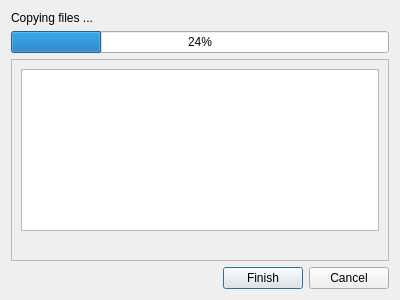
Old version of the form src/app/exportprogressdialog.ui in the repository fmi-basel/faim-cryoflare.
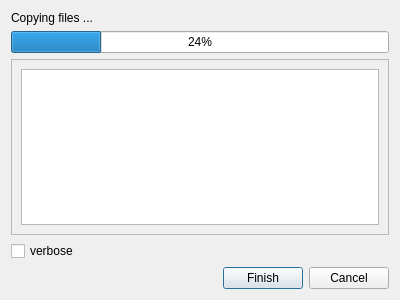
New version of the form.

Patch:
```diff
--- a/src/app/exportprogressdialog.ui
+++ b/src/app/exportprogressdialog.ui
@@ -62,36 +62,28 @@
         <x>0</x>
         <y>0</y>
         <width>380</width>
-        <height>193</height>
+        <height>170</height>
        </rect>
       </property>
       <layout class="QVBoxLayout" name="verticalLayout_2">
        <item>
         <widget class="QPlainTextEdit" name="details"/>
        </item>
-       <item>
-        <widget class="QLabel" name="details_o">
-         <property name="text">
-          <string/>
-         </property>
-         <property name="textFormat">
-          <enum>Qt::AutoText</enum>
-         </property>
-         <property name="alignment">
-          <set>Qt::AlignLeading|Qt::AlignLeft|Qt::AlignTop</set>
-         </property>
-         <property name="wordWrap">
-          <bool>true</bool>
-         </property>
-         <property name="textInteractionFlags">
-          <set>Qt::NoTextInteraction</set>
-         </property>
-        </widget>
-       </item>
       </layout>
      </widget>
     </widget>
    </item>
+   <item>
+    <layout class="QHBoxLayout" name="horizontalLayout_2">
+     <item>
+      <widget class="QCheckBox" name="verbose">
+       <property name="text">
+        <string>verbose</string>
+       </property>
+      </widget>
+     </item>
+    </layout>
+   </item>
    <item>
     <layout class="QHBoxLayout" name="horizontalLayout">
      <item>
```
